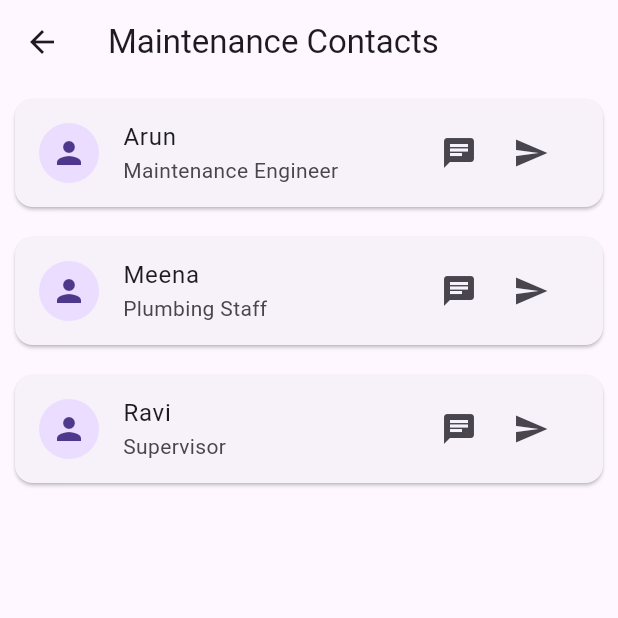
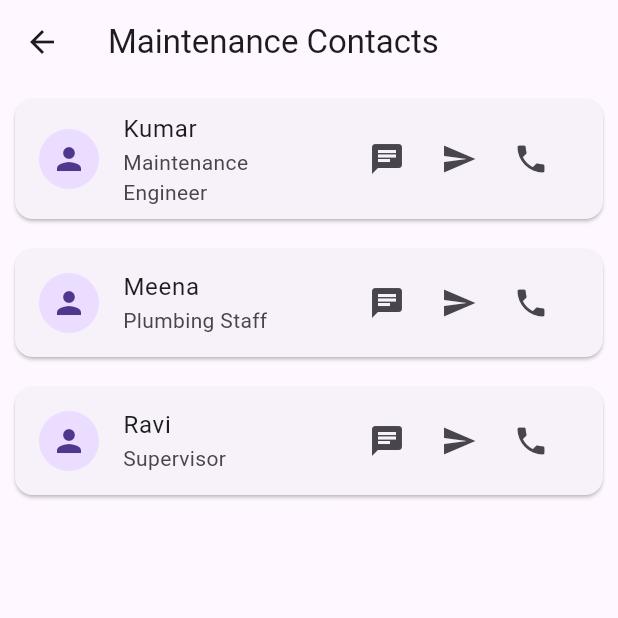
Before and after one commit to febbie105/Smart-Water-Leakage-Detection-and-Control-System, a Flutter app: the screen it shows after launch, after a tap on "Go to Contacts", on a phone screen of 412 x 824 dp, the top half of it. Run offline on Flutter 3.47's test engine with Material 3 defaults, Android fonts, the phone set to English and light mode, and no system bars; our stand-ins replace file_picker, image_picker.

Commit message:
UI Changes

```diff
--- a/lib/screens/contacts_screen.dart
+++ b/lib/screens/contacts_screen.dart
@@ -1,33 +1,73 @@
+import 'package:file_picker/file_picker.dart';
 import 'package:flutter/material.dart';
+import 'package:url_launcher/url_launcher.dart';
 
-class ContactsScreen extends StatelessWidget {
+import 'message_screen.dart';
+
+class ContactsScreen extends StatefulWidget {
   const ContactsScreen({super.key});
 
-  final List<Map<String, String>> staffList = const [
+  @override
+  State<ContactsScreen> createState() => _ContactsScreenState();
+}
+
+class _ContactsScreenState extends State<ContactsScreen> {
+  static const List<Map<String, String>> _staffList = [
     {
-      "name": "Arun",
-      "role": "Maintenance Engineer",
+      'name': 'Kumar',
+      'role': 'Maintenance Engineer',
+      'phone': '+15551234567',
     },
     {
-      "name": "Meena",
-      "role": "Plumbing Staff",
+      'name': 'Meena',
+      'role': 'Plumbing Staff',
+      'phone': '+15551234568',
     },
     {
-      "name": "Ravi",
-      "role": "Supervisor",
+      'name': 'Ravi',
+      'role': 'Supervisor',
+      'phone': '+15551234569',
     },
   ];
+
+  Future<void> _pickFileForStaff(String staffName) async {
+    final result = await FilePicker.platform.pickFiles();
+    if (result == null || result.files.isEmpty) return;
+
+    final selectedFile = result.files.first;
+    if (!mounted) return;
+
+    ScaffoldMessenger.of(context).showSnackBar(
+      SnackBar(
+        content: Text('Selected ${selectedFile.name} for $staffName'),
+      ),
+    );
+  }
+
+  Future<void> _callStaff(String staffName, String phoneNumber) async {
+    final phoneUri = Uri(scheme: 'tel', path: phoneNumber);
+    final launched = await launchUrl(phoneUri);
+
+    if (!launched && mounted) {
+      ScaffoldMessenger.of(context).showSnackBar(
+        SnackBar(content: Text('Unable to call $staffName right now')),
+      );
+    }
+  }
 
   @override
   Widget build(BuildContext context) {
     return Scaffold(
       appBar: AppBar(
-        title: const Text("Maintenance Contacts"),
+        title: const Text('Maintenance Contacts'),
       ),
       body: ListView.builder(
-        itemCount: staffList.length,
+        itemCount: _staffList.length,
         itemBuilder: (context, index) {
-          final staff = staffList[index];
+          final staff = _staffList[index];
+          final staffName = staff['name']!;
+          final staffRole = staff['role']!;
+          final staffPhone = staff['phone']!;
 
           return Card(
             margin: const EdgeInsets.all(10),
@@ -35,32 +75,32 @@ class ContactsScreen extends StatelessWidget {
               leading: const CircleAvatar(
                 child: Icon(Icons.person),
               ),
-              title: Text(staff["name"]!),
-              subtitle: Text(staff["role"]!),
+              title: Text(staffName),
+              subtitle: Text(staffRole),
               trailing: Row(
                 mainAxisSize: MainAxisSize.min,
                 children: [
                   IconButton(
                     icon: const Icon(Icons.chat),
                     onPressed: () {
-                      ScaffoldMessenger.of(context).showSnackBar(
-                        SnackBar(
-                          content:
-                              Text("Chat with ${staff["name"]} (demo)"),
+                      Navigator.push(
+                        context,
+                        MaterialPageRoute(
+                          builder: (context) => MessageScreen(
+                            staffName: staffName,
+                            staffRole: staffRole,
+                          ),
                         ),
                       );
                     },
                   ),
                   IconButton(
                     icon: const Icon(Icons.send),
-                    onPressed: () {
-                      ScaffoldMessenger.of(context).showSnackBar(
-                        SnackBar(
-                          content: Text(
-                              "Send photo to ${staff["name"]} (demo)"),
-                        ),
-                      );
-                    },
+                    onPressed: () => _pickFileForStaff(staffName),
+                  ),
+                  IconButton(
+                    icon: const Icon(Icons.phone),
+                    onPressed: () => _callStaff(staffName, staffPhone),
                   ),
                 ],
               ),
--- a/lib/screens/home_screen.dart
+++ b/lib/screens/home_screen.dart
@@ -9,52 +9,66 @@ class HomeScreen extends StatelessWidget {
   @override
   Widget build(BuildContext context) {
     return Scaffold(
-      backgroundColor: const Color(0xFFF8EFFF), // soft pink background
+      backgroundColor: const Color(0xFFF5F7FA),
       appBar: AppBar(
         title: const Text("Live Sensor Data"),
-        backgroundColor: Colors.blue,
+        backgroundColor: const Color(0xFF1E3A8A),
+        foregroundColor: Colors.white,
+        elevation: 0,
       ),
 
-      body: Center(
-        child: Container(
+      body: SafeArea(
+        child: Padding(
+          padding: const EdgeInsets.all(20),
+          child: Column(
+            crossAxisAlignment: CrossAxisAlignment.stretch,
+            children: [
+              Container(
                 padding: const EdgeInsets.all(20),
                 decoration: BoxDecoration(
-            color: const Color(0xFFD9F3FF), // light cyan
-            borderRadius: BorderRadius.circular(20),
-            boxShadow: [
+                  color: Colors.white,
+                  borderRadius: BorderRadius.circular(16),
+                  boxShadow: const [
                     BoxShadow(
-                color: Colors.black26,
-                blurRadius: 8,
-                offset: Offset(0, 4),
+                      color: Color(0x1A000000),
+                      blurRadius: 12,
+                      offset: Offset(0, 6),
                     )
                   ],
                 ),
-
                 child: Column(
-            mainAxisSize: MainAxisSize.min,
-            children: [
-              const Text(
+                  crossAxisAlignment: CrossAxisAlignment.start,
+                  children: const [
+                    Text(
                       "Water Level",
                       style: TextStyle(
-                  fontSize: 22,
-                  fontWeight: FontWeight.bold,
-                  color: Colors.black87,
+                        fontSize: 16,
+                        fontWeight: FontWeight.w600,
+                        color: Color(0xFF1F2937),
+                        letterSpacing: 0.2,
                       ),
                     ),
-
-              const SizedBox(height: 10),
-
-              const Text(
+                    SizedBox(height: 8),
+                    Text(
                       "300",
                       style: TextStyle(
-                  fontSize: 36,
-                  fontWeight: FontWeight.bold,
-                  color: Colors.blue,
+                        fontSize: 40,
+                        fontWeight: FontWeight.w700,
+                        color: Color(0xFF1E3A8A),
                       ),
                     ),
-
-              const SizedBox(height: 15),
-
+                    SizedBox(height: 4),
+                    Text(
+                      "Liters",
+                      style: TextStyle(
+                        fontSize: 14,
+                        color: Color(0xFF6B7280),
+                      ),
+                    ),
+                  ],
+                ),
+              ),
+              const SizedBox(height: 20),
               ElevatedButton(
                 onPressed: () {
                   Navigator.push(
@@ -71,10 +85,12 @@ class HomeScreen extends StatelessWidget {
                   padding:
                       const EdgeInsets.symmetric(horizontal: 20, vertical: 10),
                 ),
-                child: const Text("Go to Alert Screen"),
+                child: const Text(
+                  "Go to Alert Screen",
+                  style: TextStyle(fontWeight: FontWeight.w600),
                 ),
-              const SizedBox(height: 10),
-
+              ),
+              const SizedBox(height: 12),
               ElevatedButton.icon(
                 onPressed: () {
                   Navigator.push(
@@ -94,7 +110,6 @@ ElevatedButton.icon(
                   ),
                 ),
               ),
-
             ],
           ),
         ),
--- a/pubspec.yaml
+++ b/pubspec.yaml
@@ -33,6 +33,8 @@ dependencies:
 
   cupertino_icons: ^1.0.8
   image_picker: ^1.0.7
+  file_picker: ^8.0.0
+  url_launcher: ^6.3.1
 
 dev_dependencies:
   flutter_test:
```
Also changed, not shown: lib/screens/message_screen.dart (added, +132 -0 lines), pubspec.lock, 5 other files. Lines whose indentation alone changed are shown as unchanged.
